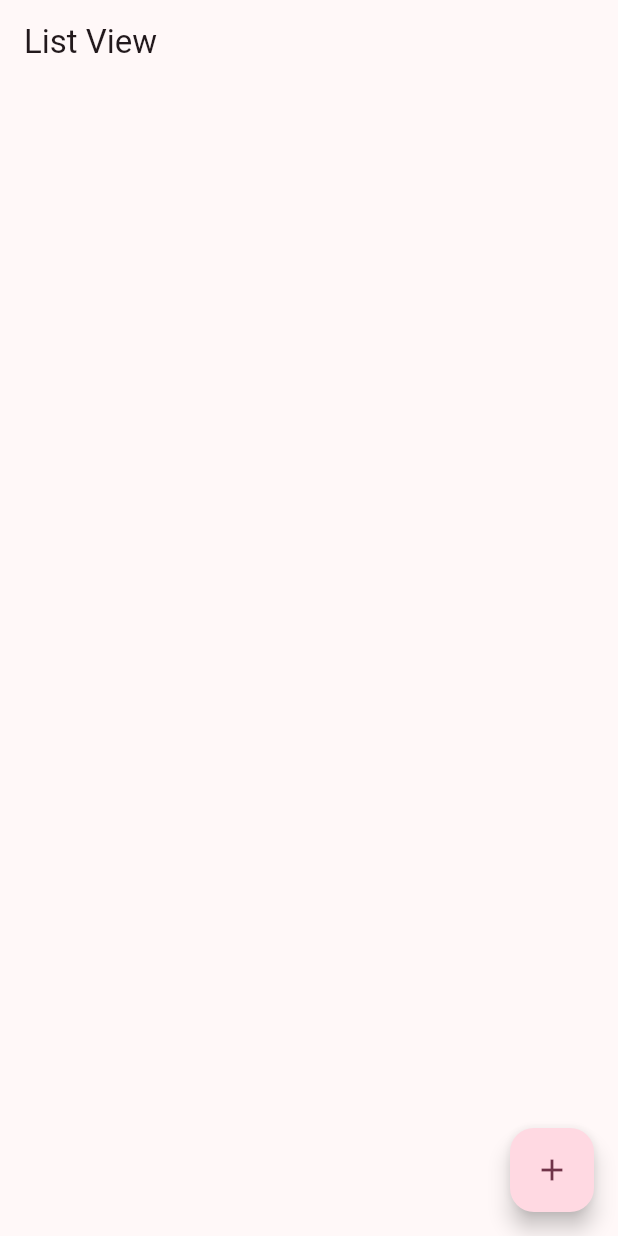
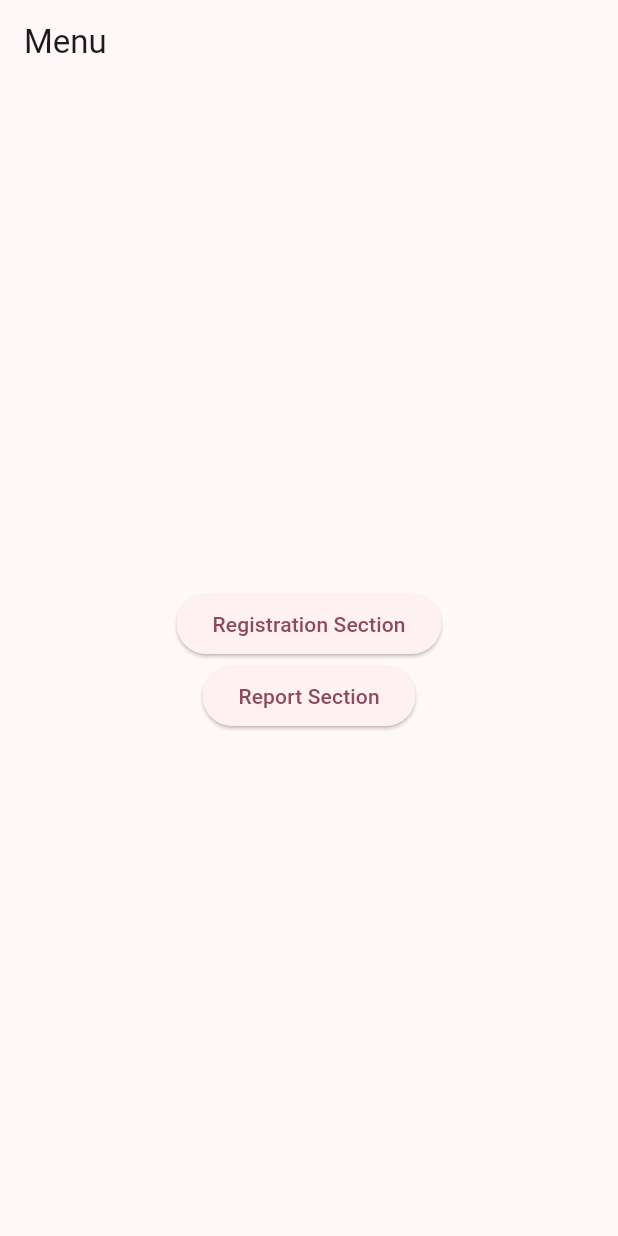
Before and after one commit to edyeftimie/IdeaKeeper, a Flutter app: the screen it shows after launch, on a phone screen of 412 x 824 dp. Run offline on Flutter 3.47's test engine with Material 3 defaults, Android fonts, the phone set to English and light mode, and no system bars; our stand-ins replace sqflite, sqflite_common_ffi; accounts and stored records are empty; network calls fail.

Commit message:
menu item

```diff
--- a/lib/src/app.dart
+++ b/lib/src/app.dart
@@ -1,4 +1,5 @@
 import 'package:exam_project/src/mvrc/controller/controller.dart';
+import 'package:exam_project/src/mvrc/view/menu_view.dart';
 import 'package:flutter/material.dart';
 
 import 'package:exam_project/src/mvrc/view/list_view.dart';
@@ -37,6 +38,8 @@ class MyApp<T extends Entity> extends StatelessWidget {
             debugPrint (uri.path);
             switch (uri.path) {
               case '/':
+                return MenuView();
+              case '/list_items':
                 return ListItemView(controller: controller);
               case '/add_edit_item':
                 int? idAux;
@@ -50,7 +53,8 @@ class MyApp<T extends Entity> extends StatelessWidget {
                   fromJson: fromJson,
                 );
               default:
-                return ListItemView(controller: controller);
+                return MenuView();
+                // return ListItemView(controller: controller);
             }
           }
         );
--- /dev/null
+++ b/lib/src/mvrc/view/menu_view.dart
@@ -0,0 +1,31 @@
+import 'package:flutter/material.dart';
+
+class MenuView extends StatelessWidget {
+  @override
+  Widget build(BuildContext context) {
+    return Scaffold(
+      appBar: AppBar(
+        title: Text('Menu'),
+      ),
+      body: Center(
+        child: Column(
+          mainAxisAlignment: MainAxisAlignment.center,
+          children: <Widget>[
+            ElevatedButton(
+              onPressed: () {
+                Navigator.of(context).pushNamed('/list_items');
+              },
+              child: Text('Registration Section'),
+            ),
+            ElevatedButton(
+              onPressed: () {
+                Navigator.of(context).pushNamed('/');
+              },
+              child: Text('Report Section'),
+            ),
+          ],
+        ),
+      ),
+    );
+  }
+}
```
